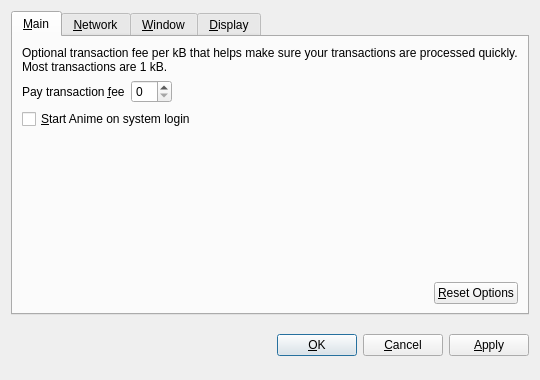
Above: src/qt/forms/optionsdialog.ui from Animecointeam/Animecoin before the change. Below: the same form after it.
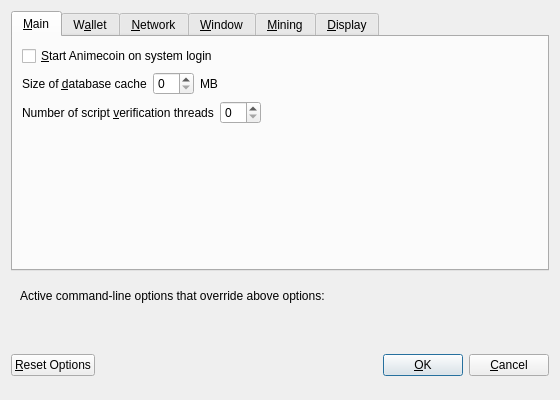
That is the form after the change. The open tabs and pages were chosen to show the change. Custom widgets are drawn as their Qt base class.

Patch:
```diff
--- a/src/qt/forms/optionsdialog.ui
+++ b/src/qt/forms/optionsdialog.ui
@@ -6,8 +6,8 @@
    <rect>
     <x>0</x>
     <y>0</y>
-    <width>540</width>
-    <height>380</height>
+    <width>560</width>
+    <height>400</height>
    </rect>
   </property>
   <property name="windowTitle">
@@ -19,9 +19,6 @@
   <layout class="QVBoxLayout" name="verticalLayout">
    <item>
     <widget class="QTabWidget" name="tabWidget">
-     <property name="tabPosition">
-      <enum>QTabWidget::North</enum>
-     </property>
      <property name="currentIndex">
       <number>3</number>
      </property>
@@ -31,6 +28,116 @@
       </attribute>
       <layout class="QVBoxLayout" name="verticalLayout_Main">
        <item>
+        <widget class="QCheckBox" name="bitcoinAtStartup">
+         <property name="toolTip">
+          <string>Automatically start Animecoin after logging in to the system.</string>
+         </property>
+         <property name="text">
+          <string>&amp;Start Animecoin on system login</string>
+         </property>
+        </widget>
+       </item>
+       <item>
+        <layout class="QHBoxLayout" name="horizontalLayout_2_Main">
+         <item>
+          <widget class="QLabel" name="databaseCacheLabel">
+           <property name="text">
+            <string>Size of &amp;database cache</string>
+           </property>
+           <property name="textFormat">
+            <enum>Qt::PlainText</enum>
+           </property>
+           <property name="buddy">
+            <cstring>databaseCache</cstring>
+           </property>
+          </widget>
+         </item>
+         <item>
+          <widget class="QSpinBox" name="databaseCache"/>
+         </item>
+         <item>
+          <widget class="QLabel" name="databaseCacheUnitLabel">
+           <property name="text">
+            <string>MB</string>
+           </property>
+           <property name="textFormat">
+            <enum>Qt::PlainText</enum>
+           </property>
+          </widget>
+         </item>
+         <item>
+          <spacer name="horizontalSpacer_2_Main">
+		   <property name="orientation">
+            <enum>Qt::Horizontal</enum>
+           </property>
+           <property name="sizeHint" stdset="0">
+            <size>
+             <width>40</width>
+             <height>20</height>
+            </size>
+           </property>
+          </spacer>
+         </item>
+        </layout>
+       </item>
+       <item>
+        <layout class="QHBoxLayout" name="horizontalLayout_3_Main">
+         <item>
+          <widget class="QLabel" name="threadsScriptVerifLabel">
+           <property name="text">
+            <string>Number of script &amp;verification threads</string>
+           </property>
+           <property name="textFormat">
+            <enum>Qt::PlainText</enum>
+           </property>
+           <property name="buddy">
+            <cstring>threadsScriptVerif</cstring>
+           </property>
+          </widget>
+         </item>
+         <item>
+          <widget class="QSpinBox" name="threadsScriptVerif">
+           <property name="toolTip">
+            <string>(0 = auto, &lt;0 = leave that many cores free)</string>
+           </property>
+          </widget>
+         </item>
+         <item>
+          <spacer name="horizontalSpacer_3_Main">
+           <property name="orientation">
+            <enum>Qt::Horizontal</enum>
+           </property>
+           <property name="sizeHint" stdset="0">
+            <size>
+             <width>40</width>
+             <height>20</height>
+            </size>
+           </property>
+          </spacer>
+         </item>
+        </layout>
+       </item>
+       <item>
+        <spacer name="verticalSpacer_Main">
+         <property name="orientation">
+          <enum>Qt::Vertical</enum>
+         </property>
+         <property name="sizeHint" stdset="0">
+          <size>
+           <width>20</width>
+           <height>40</height>
+          </size>
+         </property>
+        </spacer>
+       </item>
+      </layout>
+     </widget>
+     <widget class="QWidget" name="tabWallet">
+      <attribute name="title">
+       <string>W&amp;allet</string>
+      </attribute>
+      <layout class="QVBoxLayout" name="verticalLayout_Wallet">
+		<item>
         <widget class="QLabel" name="transactionFeeInfoLabel">
          <property name="text">
           <string>Optional transaction fee per kB that helps make sure your transactions are processed quickly. Most transactions are 1 kB.</string>
@@ -44,8 +151,8 @@
         </widget>
        </item>
        <item>
-        <layout class="QHBoxLayout" name="horizontalLayout_1_Main">
-         <item>
+        <layout class="QHBoxLayout" name="horizontalLayout_1_Wallet">
+		 <item>
           <widget class="QLabel" name="transactionFeeLabel">
            <property name="text">
             <string>Pay transaction &amp;fee</string>
@@ -76,18 +183,8 @@
          </item>
         </layout>
        </item>
-       <item>
-        <widget class="QCheckBox" name="bitcoinAtStartup">
-         <property name="toolTip">
-          <string>Automatically start Anime after logging in to the system.</string>
-         </property>
-         <property name="text">
-          <string>&amp;Start Anime on system login</string>
-         </property>
-        </widget>
-       </item>
-       <item>
-        <spacer name="verticalSpacer_Main">
+             <item>
+        <spacer name="verticalSpacer_Wallet">
          <property name="orientation">
           <enum>Qt::Vertical</enum>
          </property>
@@ -100,34 +197,33 @@
         </spacer>
        </item>
        <item>
-        <layout class="QHBoxLayout" name="horizontalLayout_2_Main">
-         <item>
-          <spacer name="horizontalSpacer_2_Main">
-           <property name="orientation">
-            <enum>Qt::Horizontal</enum>
-           </property>
-           <property name="sizeHint" stdset="0">
-            <size>
-             <width>40</width>
-             <height>20</height>
-            </size>
-           </property>
-          </spacer>
-         </item>
-         <item>
-          <widget class="QPushButton" name="resetButton">
-           <property name="toolTip">
-            <string>Reset all client options to default.</string>
-           </property>
-           <property name="text">
-            <string>&amp;Reset Options</string>
-           </property>
-           <property name="autoDefault">
-            <bool>false</bool>
-           </property>
-          </widget>
-         </item>
-        </layout>
+        <widget class="QGroupBox" name="groupBox">
+         <property name="title">
+          <string>Expert</string>
+         </property>
+         <layout class="QVBoxLayout" name="verticalLayout_2">
+          <item>
+           <widget class="QCheckBox" name="coinControlFeatures">
+            <property name="toolTip">
+             <string>Whether to show coin control features or not.</string>
+            </property>
+            <property name="text">
+             <string>Enable coin &amp;control features</string>
+            </property>
+           </widget>
+          </item>
+          <item>
+           <widget class="QCheckBox" name="spendZeroConfChange">
+            <property name="toolTip">
+             <string>If you disable the spending of unconfirmed change, the change from a transaction cannot be used until that transaction has at least one confirmation. This also affects how your balance is computed.</string>
+            </property>
+            <property name="text">
+             <string>&amp;Spend unconfirmed change</string>
+            </property>
+           </widget>
+          </item>
+         </layout>
+        </widget>
        </item>
       </layout>
      </widget>
@@ -300,6 +396,66 @@
        </item>
       </layout>
      </widget>
+     
+     <widget class="QWidget" name="tabMining">
+      <attribute name="title">
+       <string>&amp;Mining</string>
+      </attribute>
+      <layout class="QVBoxLayout" name="verticalLayout_Mining">
+
+       <item>
+        <widget class="QCheckBox" name="checkboxMiningEnabled">
+         <property name="toolTip">
+          <string>&lt;html&gt;&lt;head/&gt;&lt;body&gt;&lt;p&gt;Whether to enabled Animecoin mining by default.&lt;/p&gt;&lt;/body&gt;&lt;/html&gt;</string>
+         </property>
+         <property name="text">
+          <string>&amp;Mining enabled</string>
+         </property>
+        </widget>
+       </item>
+
+       <item>
+        <layout class="QHBoxLayout" name="horizontalLayout_2_Mining">        
+         <item>
+          <widget class="QLabel" name="labelMiningProcLimit">
+           <property name="text">
+            <string>&amp;Mining limit:</string>
+           </property>
+           <property name="textFormat">
+            <enum>Qt::PlainText</enum>
+           </property>
+           <property name="buddy">
+            <cstring>comboMiningProcLimit</cstring>
+           </property>
+          </widget>
+         </item>
+         <item>
+          <widget class="QValueComboBox" name="comboMiningProcLimit">
+           <property name="toolTip">
+            <string>Choose the default mining intensity.</string>
+           </property>
+          </widget>
+         </item>
+        </layout>
+       </item>
+       <item>
+        <spacer name="verticalSpacer_Display">
+         <property name="orientation">
+          <enum>Qt::Vertical</enum>
+         </property>
+         <property name="sizeHint" stdset="0">
+          <size>
+           <width>20</width>
+           <height>40</height>
+          </size>
+         </property>
+        </spacer>
+       </item>
+
+      </layout>
+     </widget>
+
+
      <widget class="QWidget" name="tabDisplay">
       <attribute name="title">
        <string>&amp;Display</string>
@@ -378,10 +534,69 @@
        </item>
       </layout>
      </widget>
-    </widget>
+        </widget>
+   </item>
+   <item>
+    <widget class="QFrame" name="frame">
+     <layout class="QVBoxLayout" name="verticalLayout_Bottom">
+      <item>
+       <layout class="QHBoxLayout" name="horizontalLayout_Bottom">
+        <item>
+         <widget class="QLabel" name="overriddenByCommandLineInfoLabel">
+          <property name="text">
+           <string>Active command-line options that override above options:</string>
+          </property>
+          <property name="textFormat">
+           <enum>Qt::PlainText</enum>
+          </property>
+         </widget>
+        </item>
+        <item>
+         <spacer name="horizontalSpacer_Bottom">
+          <property name="orientation">
+           <enum>Qt::Horizontal</enum>
+          </property>
+          <property name="sizeHint" stdset="0">
+           <size>
+            <width>40</width>
+            <height>20</height>
+           </size>
+          </property>
+         </spacer>
+        </item>
+       </layout>
+      </item>
+      <item>
+       <widget class="QLabel" name="overriddenByCommandLineLabel">
+        <property name="text">
+         <string/>
+        </property>
+        <property name="textFormat">
+         <enum>Qt::PlainText</enum>
+        </property>
+        <property name="wordWrap">
+         <bool>true</bool>
+        </property>
+       </widget>
+      </item>
+     </layout>
+     </widget>
    </item>
    <item>
     <layout class="QHBoxLayout" name="horizontalLayout_Buttons">
+          <item>
+      <widget class="QPushButton" name="resetButton">
+       <property name="toolTip">
+        <string>Reset all client options to default.</string>
+       </property>
+       <property name="text">
+        <string>&amp;Reset Options</string>
+       </property>
+       <property name="autoDefault">
+        <bool>false</bool>
+       </property>
+      </widget>
+     </item>
      <item>
       <spacer name="horizontalSpacer_1">
        <property name="orientation">
@@ -397,6 +612,12 @@
      </item>
      <item>
       <widget class="QLabel" name="statusLabel">
+       <property name="minimumSize">
+        <size>
+         <width>200</width>
+         <height>0</height>
+        </size>
+       </property>
        <property name="font">
         <font>
          <weight>75</weight>
@@ -444,37 +665,27 @@
        </property>
       </widget>
      </item>
-     <item>
-      <widget class="QPushButton" name="applyButton">
-       <property name="text">
-        <string>&amp;Apply</string>
-       </property>
-       <property name="autoDefault">
-        <bool>false</bool>
-       </property>
-      </widget>
-     </item>
-    </layout>
+     </layout>
    </item>
   </layout>
  </widget>
  <customwidgets>
   <customwidget>
    <class>BitcoinAmountField</class>
-   <extends>QSpinBox</extends>
+   <extends>QLineEdit</extends>
    <header>bitcoinamountfield.h</header>
   </customwidget>
   <customwidget>
+   <class>QValidatedLineEdit</class>
+   <extends>QLineEdit</extends>
+   <header>qvalidatedlineedit.h</header>
+  </customwidget>
+   <customwidget>
    <class>QValueComboBox</class>
    <extends>QComboBox</extends>
    <header>qvaluecombobox.h</header>
   </customwidget>
-  <customwidget>
-   <class>QValidatedLineEdit</class>
-   <extends>QLineEdit</extends>
-   <header>qvalidatedlineedit.h</header>
-  </customwidget>
- </customwidgets>
+  </customwidgets>
  <resources/>
  <connections/>
 </ui>
```
Left out of the diff: 61 changed lines with no effect on the pictures.
